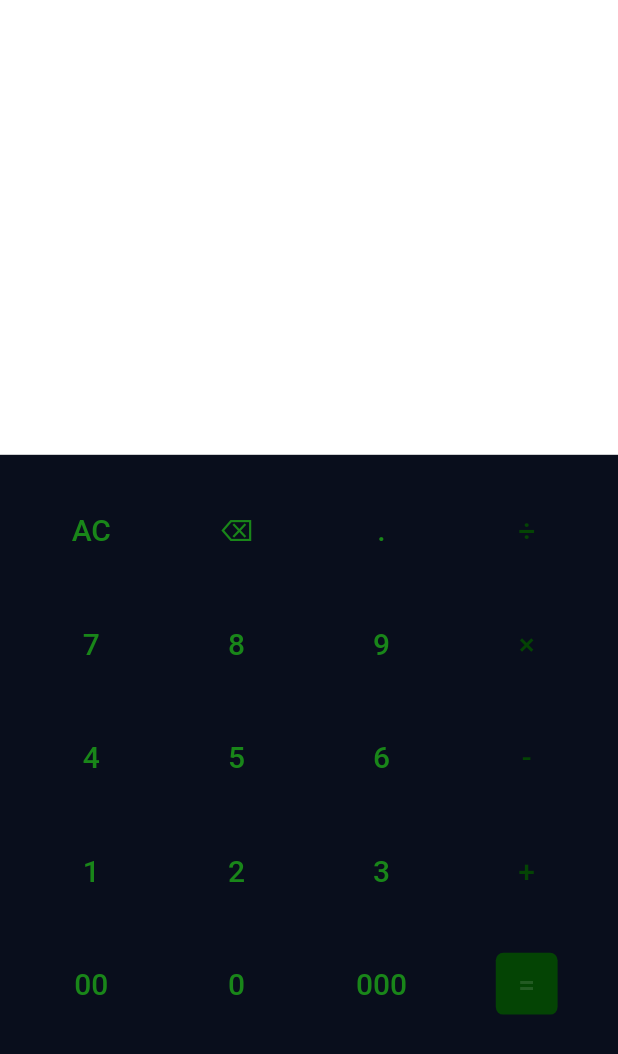
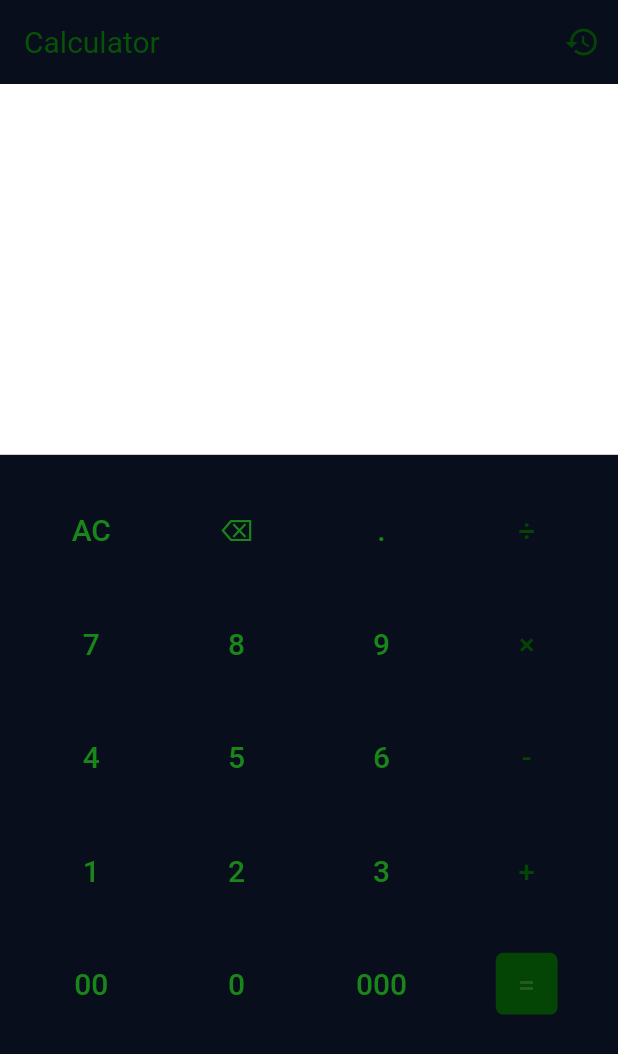
Before and after one commit to samir-benabadji/Calculator, a Flutter app: the screen it shows after launch, on a phone screen of 412 x 824 dp. Shown: the top 1054 px of the screen. Run offline on Flutter 3.47's test engine with Material 2 defaults, Android fonts, the phone set to English and light mode, and no system bars; our stand-ins replace hive, hive_flutter, math_expressions; accounts and stored records are empty.

Commit message:
Updating The layout

```diff
--- a/lib/imports.dart
+++ b/lib/imports.dart
@@ -14,14 +14,22 @@ AppBar appbar(
   Function() tap,
 ) {
   return AppBar(
+    iconTheme: IconThemeData(color: Color(0xff044404)),
+    backgroundColor: Color(0xFF090E1C),
     title: Text(
       title,
-      style: TextStyle(fontWeight: FontWeight.w400),
+      style: TextStyle(
+          fontSize: 20,
+          color: Color.fromARGB(255, 5, 85, 5),
+          fontWeight: FontWeight.w400),
     ),
     actions: [
       IconButton(
         onPressed: tap,
-        icon: Icon(icon),
+        icon: Icon(
+          icon,
+          color: Color(0xff044404),
+        ),
       ),
     ],
   );
@@ -86,8 +94,12 @@ void showToast(BuildContext context, String message) {
   final scaffold = ScaffoldMessenger.of(context);
   scaffold.showSnackBar(
     SnackBar(
-      content: Text(message),
+      content: Text(
+        message,
+        style: TextStyle(color: Colors.white),
+      ),
       duration: Duration(milliseconds: 400),
+      backgroundColor: Color(0xff044404),
     ),
   );
 }
--- a/lib/provider/calculator_provider.dart
+++ b/lib/provider/calculator_provider.dart
@@ -37,7 +37,7 @@ class CalculatorProvider with ChangeNotifier {
           ..title = result
           ..subtitle = equation;
         Hive.box<HistoryItem>('history').add(historyItem);
-        showToast(context, 'Saved');
+        showToast(context, 'Saved',);
       } else {
         equation = equation + sign;
       }
--- a/lib/screens/calculator.dart
+++ b/lib/screens/calculator.dart
@@ -40,7 +40,10 @@ class Calculator extends StatelessWidget {
                       Consumer<CalculatorProvider>(
                         builder: (context, equation, child) => Text(
                           equation.equation,
-                          style: Theme.of(context).textTheme.caption,
+                          style: Theme.of(context)
+                              .textTheme
+                              .caption!
+                              .copyWith(color: Color.fromARGB(255, 6, 92, 6)),
                         ),
                       ),
                     ],
@@ -48,10 +51,11 @@ class Calculator extends StatelessWidget {
                 ),
                 SizedBox(height: 10.0),
                 Consumer<CalculatorProvider>(
-                  builder: (context, equation, child) => Text(
-                    equation.result,
-                    style: Theme.of(context).textTheme.headline3,
-                  ),
+                  builder: (context, equation, child) => Text(equation.result,
+                      style: Theme.of(context)
+                          .textTheme
+                          .headline3!
+                          .copyWith(color: Color(0xff044404))),
                 ),
               ],
             ),
```
Also changed, not shown: lib/screens/history.dart (+7 -3 lines), assets/Screenshot1.png, assets/Screenshot2.png.
